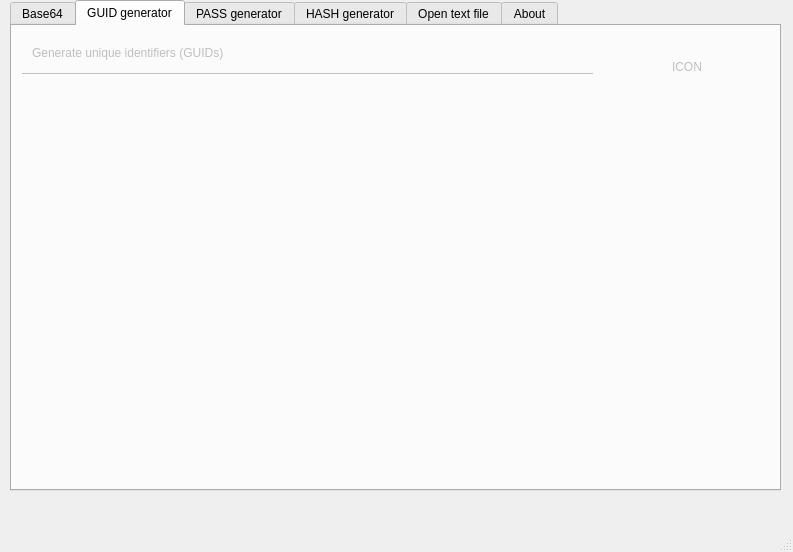
Old version of the form main_window.ui in the repository TitoBarrosTI/fast-tools-for-dev.
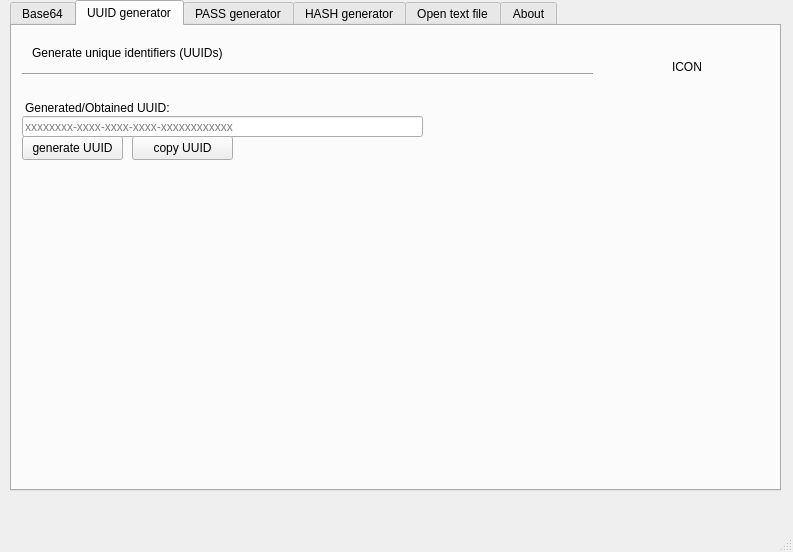
New version of the form.

Commit message: feat: add uuid_utils module and update main window files

```diff
--- a/main_window.ui
+++ b/main_window.ui
@@ -212,10 +212,10 @@
     </widget>
     <widget class="QWidget" name="tabguid">
      <property name="enabled">
-      <bool>false</bool>
+      <bool>true</bool>
      </property>
      <attribute name="title">
-      <string>GUID generator</string>
+      <string>UUID generator</string>
      </attribute>
      <widget class="Line" name="line_4">
       <property name="geometry">
@@ -240,7 +240,7 @@
        </rect>
       </property>
       <property name="text">
-       <string>Generate unique identifiers (GUIDs)</string>
+       <string>Generate unique identifiers (UUIDs)</string>
       </property>
       <property name="alignment">
        <set>Qt::AlignmentFlag::AlignLeading|Qt::AlignmentFlag::AlignLeft|Qt::AlignmentFlag::AlignTop</set>
@@ -259,6 +259,70 @@
        <string>ICON</string>
       </property>
      </widget>
+     <widget class="QLineEdit" name="lnGeneratedUUID">
+      <property name="enabled">
+       <bool>true</bool>
+      </property>
+      <property name="geometry">
+       <rect>
+        <x>10</x>
+        <y>90</y>
+        <width>401</width>
+        <height>21</height>
+       </rect>
+      </property>
+      <property name="maxLength">
+       <number>36</number>
+      </property>
+      <property name="placeholderText">
+       <string>xxxxxxxx-xxxx-xxxx-xxxx-xxxxxxxxxxxx</string>
+      </property>
+     </widget>
+     <widget class="QLabel" name="lblCaptionImgObtained_3">
+      <property name="geometry">
+       <rect>
+        <x>13</x>
+        <y>74</y>
+        <width>181</width>
+        <height>16</height>
+       </rect>
+      </property>
+      <property name="text">
+       <string>Generated/Obtained UUID:</string>
+      </property>
+     </widget>
+     <widget class="QPushButton" name="btnGenUUID">
+      <property name="enabled">
+       <bool>true</bool>
+      </property>
+      <property name="geometry">
+       <rect>
+        <x>10</x>
+        <y>110</y>
+        <width>101</width>
+        <height>24</height>
+       </rect>
+      </property>
+      <property name="text">
+       <string>generate UUID</string>
+      </property>
+     </widget>
+     <widget class="QPushButton" name="btnCopyUUID">
+      <property name="enabled">
+       <bool>true</bool>
+      </property>
+      <property name="geometry">
+       <rect>
+        <x>120</x>
+        <y>110</y>
+        <width>101</width>
+        <height>24</height>
+       </rect>
+      </property>
+      <property name="text">
+       <string>copy UUID</string>
+      </property>
+     </widget>
     </widget>
     <widget class="QWidget" name="tabpass">
      <attribute name="title">
```
Left out of the diff: 6 changed lines with no effect on the pictures. The commit also changes 2 other files.
